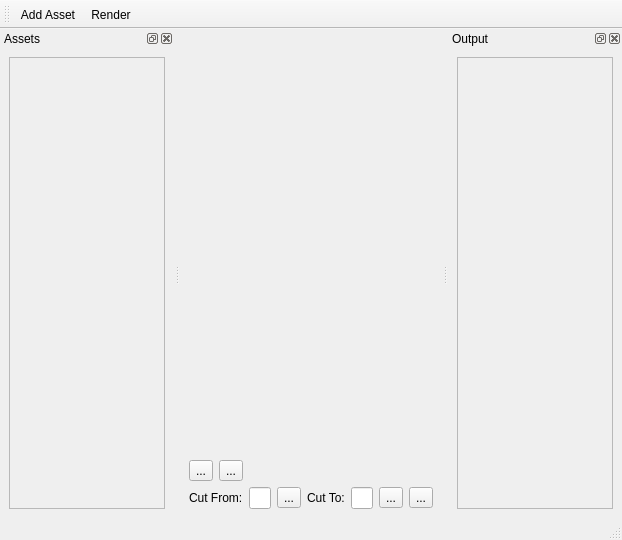
Before: the Qt Designer form dieschere/main.ui in ralsina/24-hour-apps, drawn with Qt 5.
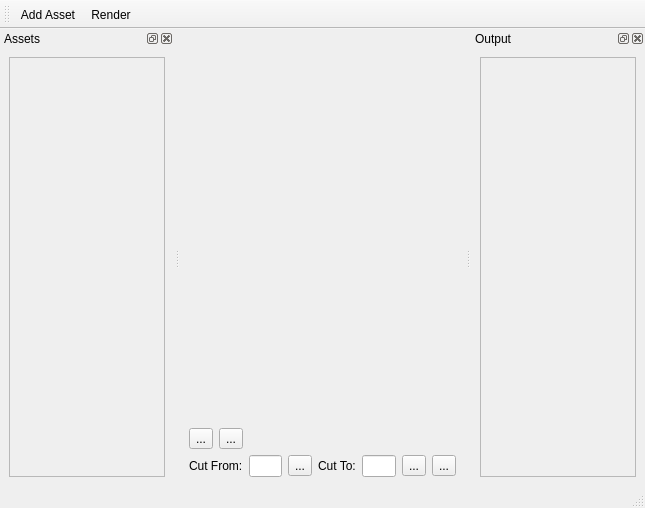
After: the same form once the commit is applied. Icons and pictures are not drawn. Custom widgets are drawn as their Qt base class.

Patch:
```diff
--- a/dieschere/main.ui
+++ b/dieschere/main.ui
@@ -6,8 +6,8 @@
    <rect>
     <x>0</x>
     <y>0</y>
-    <width>611</width>
-    <height>540</height>
+    <width>645</width>
+    <height>508</height>
    </rect>
   </property>
   <property name="windowTitle">
@@ -218,7 +218,7 @@
           <x>0</x>
           <y>0</y>
           <width>152</width>
-          <height>407</height>
+          <height>375</height>
          </rect>
         </property>
         <layout class="QHBoxLayout" name="horizontalLayout_5">
@@ -273,7 +273,7 @@
           <x>0</x>
           <y>0</y>
           <width>152</width>
-          <height>407</height>
+          <height>375</height>
          </rect>
         </property>
         <layout class="QHBoxLayout" name="horizontalLayout_4">
```
Left out of the diff: 2 changed lines with no effect on the pictures.
